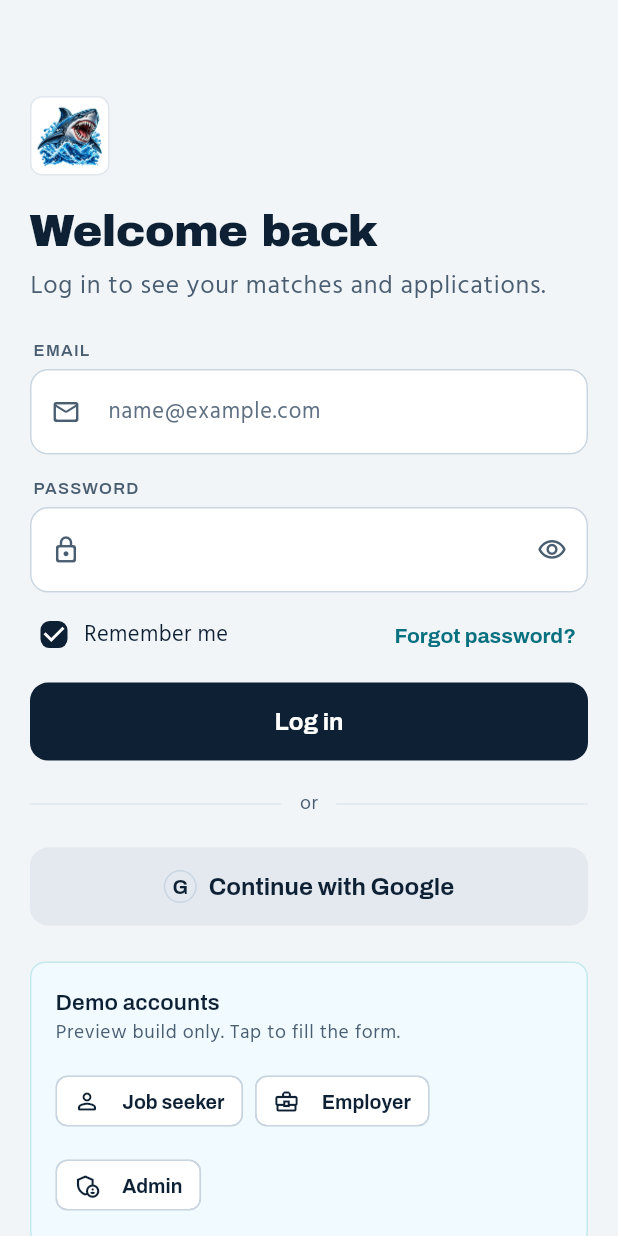
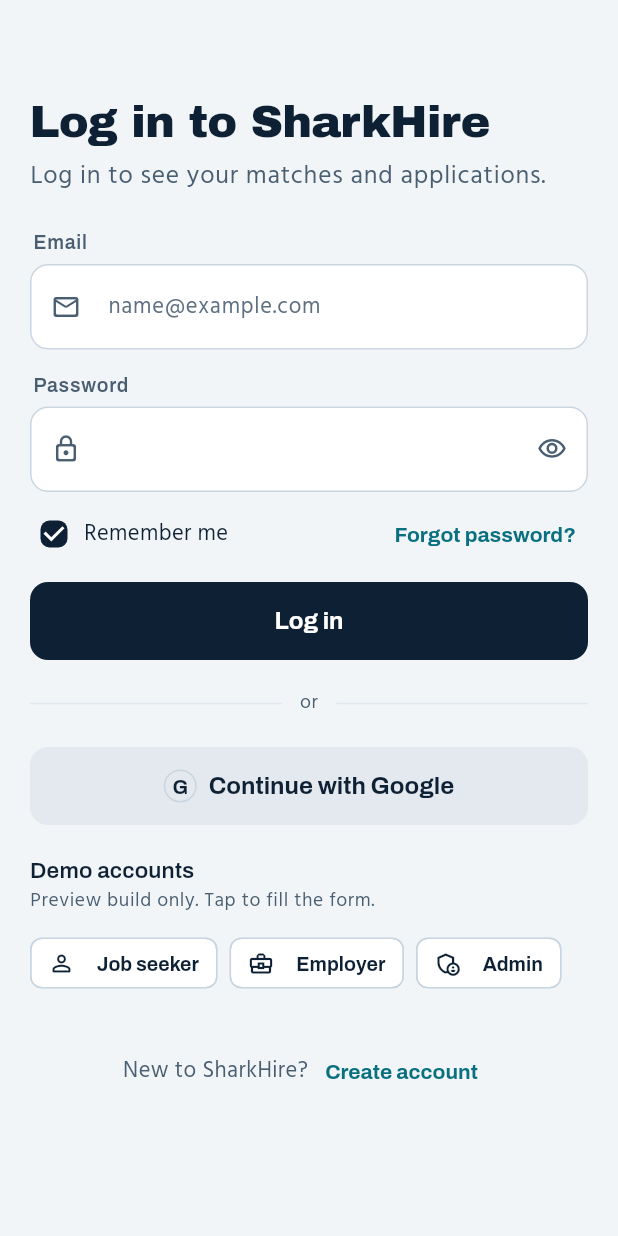
Before and after one commit to scalesharkapps-dot/SharkHire-Flutter-Web, a Flutter app: the LoginScreen screen opened by its route, on a phone screen of 412 x 824 dp. Run offline on Flutter 3.47's test engine with Material 3 defaults, Android fonts, the phone set to English and light mode, and no system bars; our stand-ins replace cupertino_ui, file_picker, flutter_riverpod, flutter_secure_storage, go_router, material_ui; missing offline and left inert: purchases_flutter; accounts and stored records are empty.

Commit message:
redesign: log in (title, no logo box, sentence-case labels, plain demo row)
Co-Authored-By: Claude Opus 5.5 <noreply@anthropic.com>

```diff
--- a/mobile_app/lib/features/authentication/presentation/screens/login_screen.dart
+++ b/mobile_app/lib/features/authentication/presentation/screens/login_screen.dart
@@ -97,7 +97,8 @@ class _LoginScreenState extends ConsumerState<LoginScreen> {
   @override
   Widget build(BuildContext context) {
     return AuthScaffold(
-      title: 'Welcome back',
+      title: 'Log in to SharkHire',
+      showBrandMark: false,
       subtitle: 'Log in to see your matches and applications.',
       footer: AuthFooterLink(
         prompt: 'New to SharkHire?',
@@ -117,6 +118,7 @@ class _LoginScreenState extends ConsumerState<LoginScreen> {
                 ],
                 AppTextField(
                   label: 'Email',
+                  sentenceCaseLabel: true,
                   controller: _email,
                   hint: 'name@example.com',
                   keyboardType: TextInputType.emailAddress,
@@ -127,6 +129,7 @@ class _LoginScreenState extends ConsumerState<LoginScreen> {
                 const SizedBox(height: AppSpacing.lg),
                 PasswordField(
                   controller: _password,
+                  sentenceCaseLabel: true,
                   validator: (v) =>
                       (v == null || v.isEmpty) ? 'Enter your password' : null,
                   onSubmitted: (_) => _submit(),
@@ -171,7 +174,7 @@ class _LoginScreenState extends ConsumerState<LoginScreen> {
                   ),
                 ],
                 if (AppConfig.useMockData) ...[
-                  const SizedBox(height: AppSpacing.xxl),
+                  const SizedBox(height: AppSpacing.xl),
                   _DemoAccounts(onPick: _fillDemo),
                 ],
               ],
@@ -268,14 +271,7 @@ class _DemoAccounts extends StatelessWidget {
   @override
   Widget build(BuildContext context) {
     final text = Theme.of(context).textTheme;
-    return Container(
-      padding: const EdgeInsets.all(AppSpacing.lg),
-      decoration: BoxDecoration(
-        color: AppColors.mist,
-        borderRadius: AppRadius.lgAll,
-        border: Border.all(color: AppColors.oceanTintStrong),
-      ),
-      child: Column(
+    return Column(
       crossAxisAlignment: CrossAxisAlignment.start,
       children: [
         Text('Demo accounts', style: text.titleSmall),
@@ -284,7 +280,7 @@ class _DemoAccounts extends StatelessWidget {
           'Preview build only. Tap to fill the form.',
           style: text.bodySmall,
         ),
-          const SizedBox(height: AppSpacing.md),
+        const SizedBox(height: AppSpacing.sm),
         Wrap(
           spacing: AppSpacing.sm,
           runSpacing: AppSpacing.sm,
@@ -300,17 +296,13 @@ class _DemoAccounts extends StatelessWidget {
               onPressed: () => onPick(MockAuthRepository.demoEmployerEmail),
             ),
             ActionChip(
-                avatar: const Icon(
-                  Icons.admin_panel_settings_outlined,
-                  size: 18,
-                ),
+              avatar: const Icon(Icons.admin_panel_settings_outlined, size: 18),
               label: const Text('Admin'),
               onPressed: () => onPick(MockAuthRepository.demoAdminEmail),
             ),
           ],
         ),
       ],
-      ),
     );
   }
 }
--- a/mobile_app/lib/features/authentication/presentation/widgets/auth_scaffold.dart
+++ b/mobile_app/lib/features/authentication/presentation/widgets/auth_scaffold.dart
@@ -17,6 +17,7 @@ class AuthScaffold extends StatelessWidget {
     this.footer,
     this.showBack = true,
     this.leading,
+    this.showBrandMark = true,
   });
 
   final String title;
@@ -27,6 +28,9 @@ class AuthScaffold extends StatelessWidget {
 
   /// Replaces the brand mark (e.g. a state illustration).
   final Widget? leading;
+
+  /// Shows the brand mark above the title when there is no [leading].
+  final bool showBrandMark;
 
   @override
   Widget build(BuildContext context) {
@@ -53,8 +57,10 @@ class AuthScaffold extends StatelessWidget {
                   child: Column(
                     crossAxisAlignment: CrossAxisAlignment.start,
                     children: [
-                      leading ?? const SharkMark(size: 44, framed: true),
-                      const SizedBox(height: AppSpacing.xl),
+                      if (leading != null || showBrandMark) ...[
+                        leading ?? const SharkMark(size: 44, framed: true),
+                        const SizedBox(height: AppSpacing.xl),
+                      ],
                       Text(title, style: text.headlineLarge),
                       if (subtitle != null) ...[
                         const SizedBox(height: AppSpacing.sm),
--- a/mobile_app/lib/shared/widgets/form_fields.dart
+++ b/mobile_app/lib/shared/widgets/form_fields.dart
@@ -6,26 +6,37 @@ import '../../core/theme/app_spacing.dart';
 
 /// Small uppercase label shown above inputs (as in the guide mockups).
 class FieldLabel extends StatelessWidget {
-  const FieldLabel(this.text, {super.key, this.optional = false});
+  const FieldLabel(
+    this.text, {
+    super.key,
+    this.optional = false,
+    this.sentenceCase = false,
+  });
 
   final String text;
   final bool optional;
 
+  /// Shows the label as written ("Email") instead of uppercase.
+  final bool sentenceCase;
+
   @override
   Widget build(BuildContext context) {
-    final style = Theme.of(context).textTheme.labelSmall?.copyWith(
-      color: AppColors.textSecondary,
-      letterSpacing: 0.8,
-    );
+    final theme = Theme.of(context).textTheme;
+    final style = sentenceCase
+        ? theme.labelMedium?.copyWith(color: AppColors.textSecondary)
+        : theme.labelSmall?.copyWith(
+            color: AppColors.textSecondary,
+            letterSpacing: 0.8,
+          );
     return Padding(
       padding: const EdgeInsets.only(bottom: 6, left: 2),
       child: Text.rich(
         TextSpan(
           children: [
-            TextSpan(text: text.toUpperCase()),
+            TextSpan(text: sentenceCase ? text : text.toUpperCase()),
             if (optional)
               TextSpan(
-                text: '  OPTIONAL',
+                text: sentenceCase ? '  optional' : '  OPTIONAL',
                 style: style?.copyWith(color: AppColors.textTertiary),
               ),
           ],
@@ -60,9 +71,13 @@ class AppTextField extends StatelessWidget {
     this.textCapitalization = TextCapitalization.none,
     this.inputFormatters,
     this.initialValue,
+    this.sentenceCaseLabel = false,
   });
 
   final String label;
+
+  /// Label as written ("Email") instead of uppercase.
+  final bool sentenceCaseLabel;
   final TextEditingController? controller;
   final String? hint;
   final FormFieldValidator<String>? validator;
@@ -89,7 +104,7 @@ class AppTextField extends StatelessWidget {
       crossAxisAlignment: CrossAxisAlignment.start,
       mainAxisSize: MainAxisSize.min,
       children: [
-        FieldLabel(label, optional: optional),
+        FieldLabel(label, optional: optional, sentenceCase: sentenceCaseLabel),
         TextFormField(
           controller: controller,
           initialValue: initialValue,
@@ -130,10 +145,14 @@ class PasswordField extends StatefulWidget {
     this.onChanged,
     this.textInputAction = TextInputAction.done,
     this.autofillHints = const [AutofillHints.password],
+    this.sentenceCaseLabel = false,
   });
 
   final TextEditingController controller;
   final String label;
+
+  /// Label as written ("Password") instead of uppercase.
+  final bool sentenceCaseLabel;
   final FormFieldValidator<String>? validator;
   final ValueChanged<String>? onSubmitted;
   final ValueChanged<String>? onChanged;
@@ -151,6 +170,7 @@ class _PasswordFieldState extends State<PasswordField> {
   Widget build(BuildContext context) {
     return AppTextField(
       label: widget.label,
+      sentenceCaseLabel: widget.sentenceCaseLabel,
       controller: widget.controller,
       validator: widget.validator,
       obscureText: _hidden,
```
Lines whose indentation alone changed are shown as unchanged.
